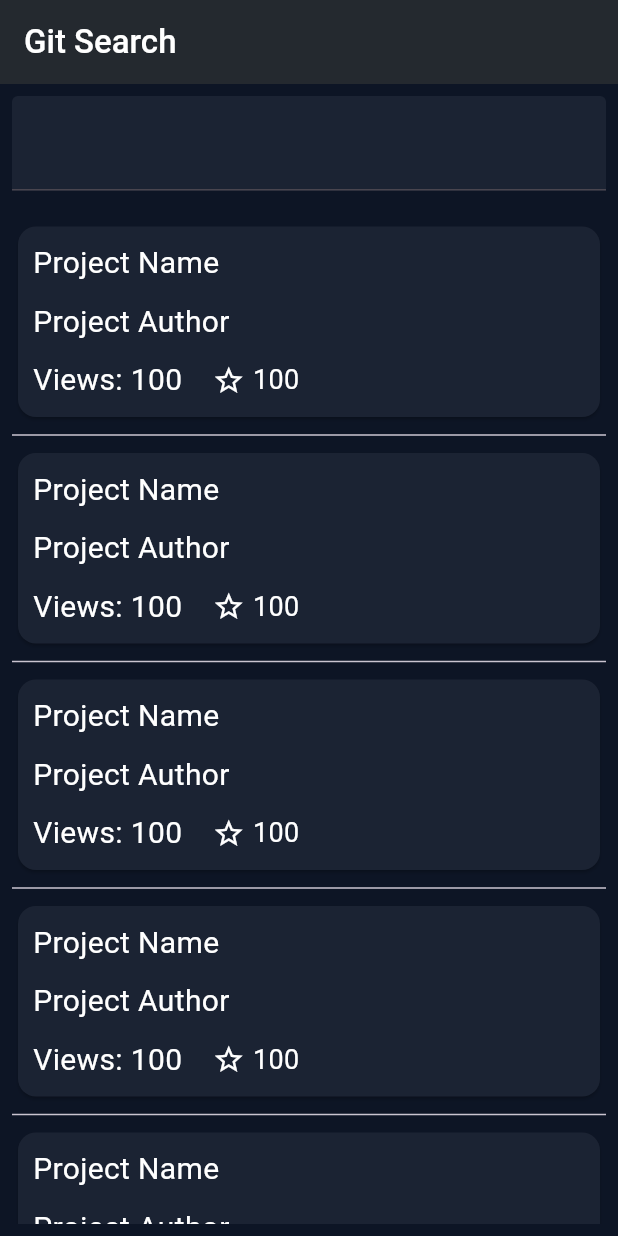
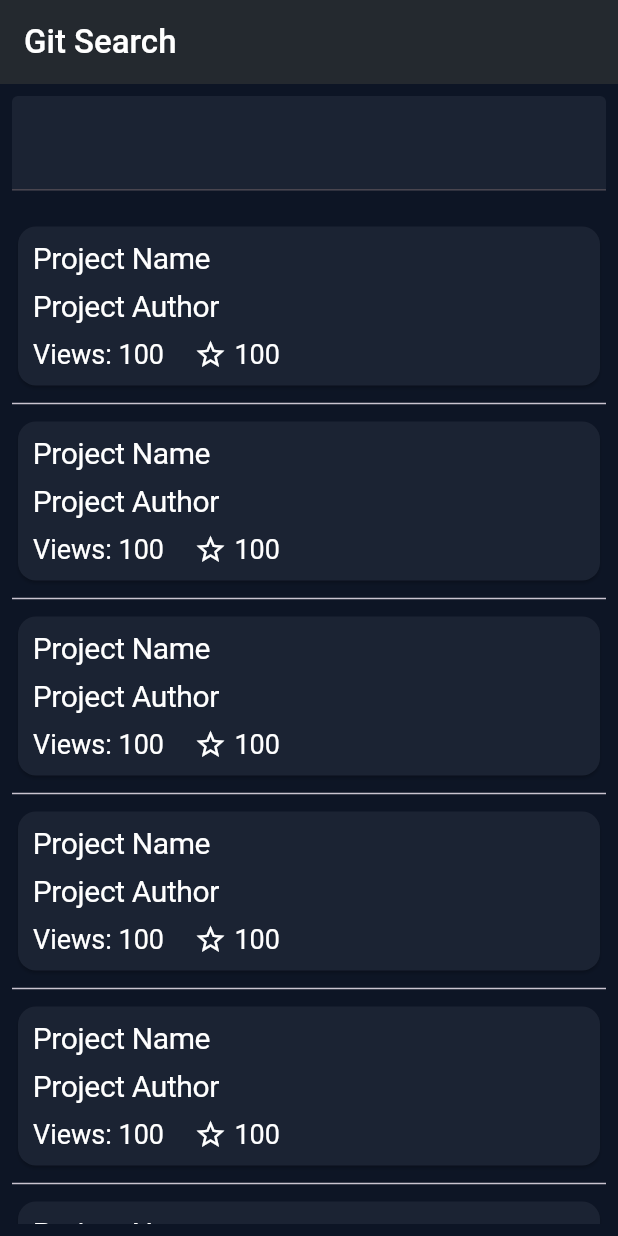
Before and after one commit to MajidiyM/github_search, a Flutter app: the screen it shows after launch, on a phone screen of 412 x 824 dp. Run offline on Flutter 3.47's test engine with Material 3 defaults, Android fonts, the phone set to English and light mode, and no system bars.

Commit message:
[Edited] Создал тему и прописал тему вместо стилей

```diff
--- a/lib/github_search.dart
+++ b/lib/github_search.dart
@@ -1,5 +1,5 @@
 import 'package:flutter/material.dart';
-// import 'theme/theme.dart';
+import 'package:github_search/theme/theme.dart';
 import 'routes/routes.dart';
 
 class GithubSearch extends StatelessWidget {
@@ -9,7 +9,7 @@ class GithubSearch extends StatelessWidget {
   Widget build(BuildContext context) {
     return MaterialApp(
       debugShowCheckedModeBanner: false,
-      // theme: darkTheme,
+      theme: theme,
       routes: routes,
     );
   }
--- a/lib/repo_list/screen/repo_list_screen.dart
+++ b/lib/repo_list/screen/repo_list_screen.dart
@@ -1,5 +1,6 @@
 import 'package:flutter/material.dart';
 import 'package:github_search/repo_list/widget.dart/widget.dart';
+import 'package:github_search/theme/theme.dart';
 
 class RepoListScreen extends StatefulWidget {
   const RepoListScreen({super.key});
@@ -21,7 +22,7 @@ class _RepoListScreenState extends State<RepoListScreen> {
             color: Colors.white,
           ),
         ),
-        backgroundColor: const Color(0xFF24292f),
+        backgroundColor: Theme.of(context).appBarTheme.backgroundColor,
       ),
       body: Padding(
         padding: const EdgeInsets.all(8.0),
@@ -33,6 +34,7 @@ class _RepoListScreenState extends State<RepoListScreen> {
                 color: Colors.white,
                 fontSize: 22.0,
               ),
+              // стиль поля поиска
               decoration: InputDecoration(
                   contentPadding:
                       EdgeInsets.symmetric(vertical: 15.0, horizontal: 10.0),
@@ -46,10 +48,12 @@ class _RepoListScreenState extends State<RepoListScreen> {
               height: 20.0,
             ),
             Expanded(
+              // список проектов
               child: ListView.separated(
                 shrinkWrap:
                     true, // Указываем ListView сжиматься, чтобы занять только необходимое пространство
-                itemBuilder: (context, index) => const RepoCard(),
+                itemBuilder: (context, index) =>
+                    const RepoCard(), // RepoCard() - виджет карточек проектов
                 separatorBuilder: (context, index) => const Divider(),
                 itemCount: 10,
               ),
--- a/lib/repo_list/widget.dart/repo_card.dart
+++ b/lib/repo_list/widget.dart/repo_card.dart
@@ -1,15 +1,16 @@
 import 'package:flutter/material.dart';
 
+// Виджет карточек проектов
 class RepoCard extends StatelessWidget {
   const RepoCard({super.key});
 
   @override
   Widget build(BuildContext context) {
-    return  Card(
-      color: Color(0xFF1b2333),
+    return Card(
+      color: const Color(0xFF1b2333),
       child: Padding(
-        padding: EdgeInsets.all(10.0),
-        child: InkWell(
+        padding: const EdgeInsets.all(10.0),
+        child: InkWell( // при нажатии на карточку выполняет действие
           onTap: () {
             print("pressed");
           },
@@ -18,48 +19,36 @@ class RepoCard extends StatelessWidget {
             children: [
               Text(
                 "Project Name",
-                style: TextStyle(
-                  color: Colors.white,
-                  fontSize: 20.0,
-                ),
+                style: Theme.of(context).textTheme.displayLarge,
               ),
-              SizedBox(height: 10.0),
+              const SizedBox(height: 10.0),
               Text(
                 "Project Author",
-                style: TextStyle(
-                  color: Colors.white,
-                  fontSize: 20.0,
-                ),
+                style: Theme.of(context).textTheme.displayLarge,
               ),
-              SizedBox(height: 10.0),
+              const SizedBox(height: 10.0),
               Row(
                 children: [
                   Text(
                     "Views: 100",
-                    style: TextStyle(
-                      color: Colors.white,
-                      fontSize: 20.0,
-                    ),
+                    style: Theme.of(context).textTheme.displayMedium,
                   ),
-                  SizedBox(
+                  const SizedBox(
                     width: 20.0,
                   ),
                   Row(
                     children: [
-                      Icon(
+                      const Icon(
                         Icons.star_border,
                         color: Colors.white,
                         size: 22.0,
                       ),
-                      SizedBox(
+                      const SizedBox(
                         width: 5.0,
                       ),
                       Text(
                         "100",
-                        style: TextStyle(
-                          color: Colors.white,
-                          fontSize: 18.0,
-                        ),
+                        style: Theme.of(context).textTheme.displayMedium,
                       ),
                     ],
                   )
--- a/lib/theme/theme.dart
+++ b/lib/theme/theme.dart
@@ -1 +1,17 @@
 import 'package:flutter/material.dart';
+
+final ThemeData theme = ThemeData(
+  appBarTheme: const AppBarTheme(
+    backgroundColor: Color(0xFF24292f),
+  ),
+  textTheme: const TextTheme(
+    displayLarge: TextStyle(
+      color: Colors.white,
+      fontSize: 20.0,
+    ),
+    displayMedium: TextStyle(
+      color: Colors.white,
+      fontSize: 18.0,
+    ),
+  ),
+);
```
